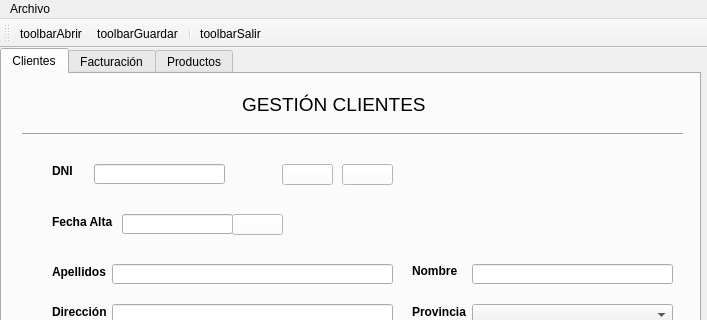
This is Proyecto2/ventana.ui in natimoreira/DI as Qt 5 draws it before an edit; both pictures show x 0 to 707 and y 0 to 320 of the 707 by 735 pixel window. The edited form follows.
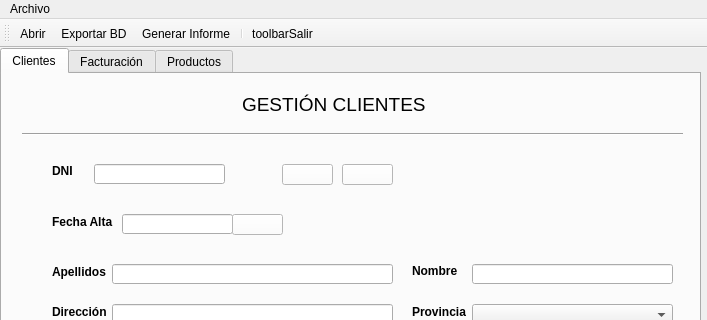
This is the edited form. Icons and pictures are not drawn.

The edit to the form file:
```diff
--- a/Proyecto2/ventana.ui
+++ b/Proyecto2/ventana.ui
@@ -1986,6 +1986,7 @@
    </attribute>
    <addaction name="actiontoolbarAbrir"/>
    <addaction name="actiontoolbarGuardar"/>
+   <addaction name="actiontoolbarInforme"/>
    <addaction name="separator"/>
    <addaction name="actiontoolbarSalir"/>
   </widget>
@@ -2003,7 +2004,7 @@
      <normaloff>img/iconsalir.png</normaloff>img/iconsalir.png</iconset>
    </property>
    <property name="text">
-    <string>toolbarSalir</string>
+    <string>Salir</string>
    </property>
    <property name="iconText">
     <string>toolbarSalir</string>
@@ -2026,7 +2027,7 @@
      <normaloff>img/abrir.png</normaloff>img/abrir.png</iconset>
    </property>
    <property name="text">
-    <string>toolbarAbrir</string>
+    <string>Abrir</string>
    </property>
   </action>
   <action name="actiontoolbarGuardar">
@@ -2035,7 +2036,16 @@
      <normaloff>img/guardarZip.png</normaloff>img/guardarZip.png</iconset>
    </property>
    <property name="text">
-    <string>toolbarGuardar</string>
+    <string>Exportar BD</string>
+   </property>
+  </action>
+  <action name="actiontoolbarInforme">
+   <property name="icon">
+    <iconset>
+     <normaloff>img/pdf.png</normaloff>img/pdf.png</iconset>
+   </property>
+   <property name="text">
+    <string>Generar Informe</string>
    </property>
   </action>
  </widget>
```
Left out of the diff: 2 changed lines with no effect on the pictures.
